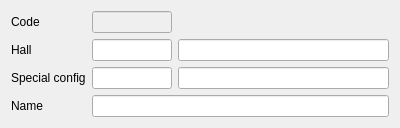
This is Editors/ce5table.ui in End1-1/Cafe5 as Qt 5 draws it before an edit. The edited form follows.
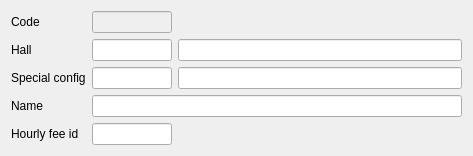
This is the edited form. Custom widgets are drawn as their Qt base class.

```diff
--- a/Editors/ce5table.ui
+++ b/Editors/ce5table.ui
@@ -6,8 +6,8 @@
    <rect>
     <x>0</x>
     <y>0</y>
-    <width>400</width>
-    <height>116</height>
+    <width>473</width>
+    <height>142</height>
    </rect>
   </property>
   <property name="windowTitle">
@@ -132,6 +132,26 @@
      </property>
     </widget>
    </item>
+   <item row="4" column="0">
+    <widget class="QLabel" name="label_5">
+     <property name="text">
+      <string>Hourly fee id</string>
+     </property>
+    </widget>
+   </item>
+   <item row="4" column="1">
+    <widget class="C5LineEditWithSelector" name="leConfig_2">
+     <property name="maximumSize">
+      <size>
+       <width>80</width>
+       <height>16777215</height>
+      </size>
+     </property>
+     <property name="Field" stdset="0">
+      <string>f_hourly</string>
+     </property>
+    </widget>
+   </item>
   </layout>
  </widget>
  <customwidgets>
```
Left out of the diff: 116 changed lines with no effect on the pictures.
